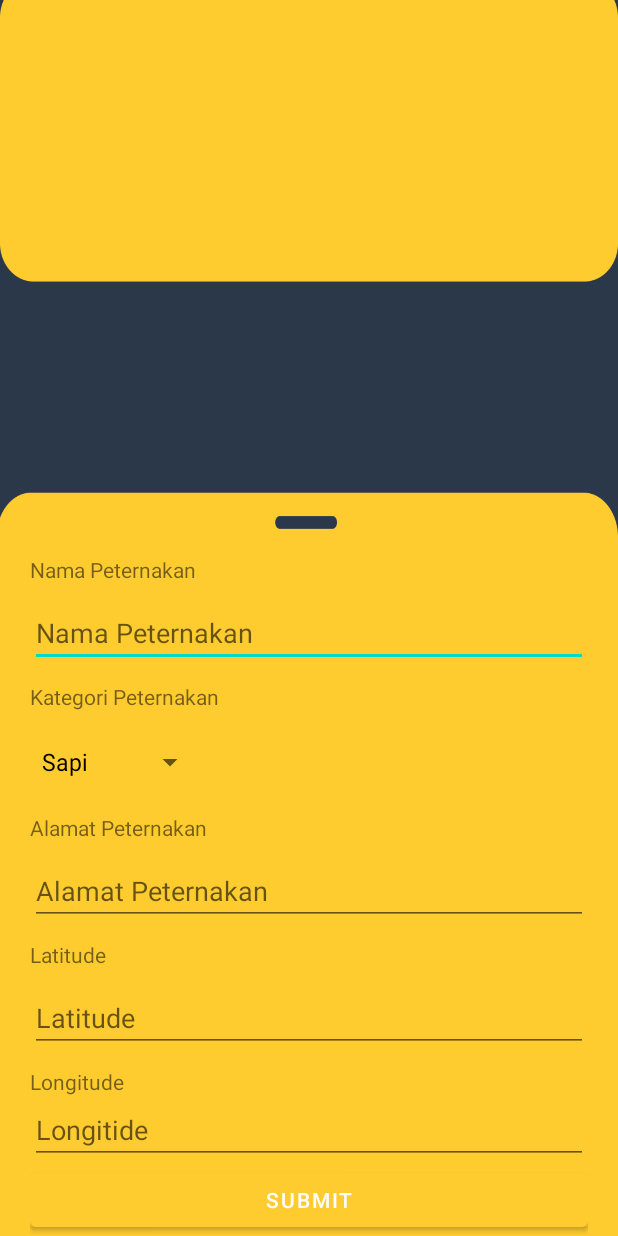
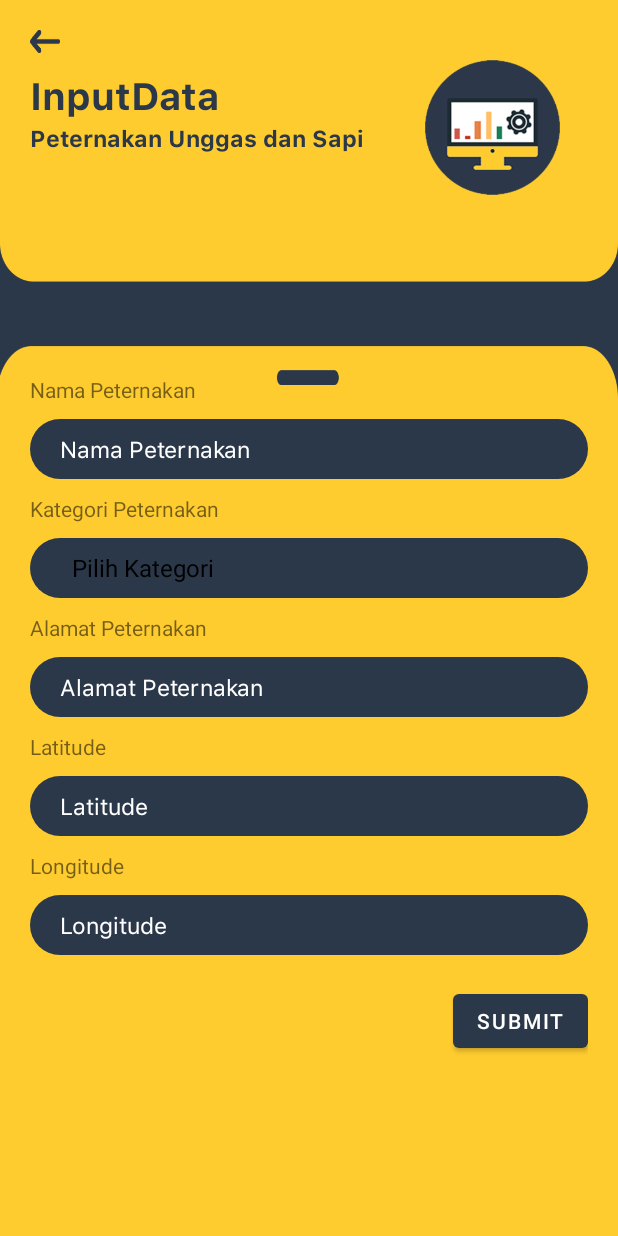
Before and after one commit to KEVINGILBERTTODING/KediriAPP, an Android app: the InputPeternakan screen opened directly, with no data from a screen before it, on a phone screen of 412 x 824 dp. Run offline under Robolectric (Android 15) with nearby library versions, the phone set to English and light mode, and no system bars; our stand-ins replace Volley.

Commit message:
design layout activity_input_peternakan.xml

```diff
--- a/app/src/main/java/com/example/kediriapp/InputPeternakan.java
+++ b/app/src/main/java/com/example/kediriapp/InputPeternakan.java
@@ -2,10 +2,12 @@ package com.example.kediriapp;
 
 import androidx.appcompat.app.AppCompatActivity;
 import android.app.ProgressDialog;
+import android.content.Intent;
 import android.os.Bundle;
 import android.view.View;
 import android.widget.Button;
 import android.widget.EditText;
+import android.widget.ImageButton;
 import android.widget.Toast;
 
 import com.android.volley.Request;
@@ -27,6 +29,7 @@ public class InputPeternakan extends AppCompatActivity {
 
 
     EditText namaPeternakan, jenisPeternakan, alamatPeternakan, latitude, longitude;
+    ImageButton btnBack;
     Button InsertButton;
     ProgressDialog progressDialog;
     Spinner spinner;
@@ -43,12 +46,21 @@ public class InputPeternakan extends AppCompatActivity {
         setContentView(R.layout.activity_input_peternakan);
 
         namaPeternakan = findViewById(R.id.editTextName);
-
+        btnBack =  findViewById(R.id.btnback);
         alamatPeternakan = findViewById(R.id.editTextAlamat);
         latitude = findViewById(R.id.editTextLatitude);
         longitude = findViewById(R.id.editTextLongitude);
         InsertButton = findViewById(R.id.ButtonInsert);
         spinner = findViewById(R.id.spinner);
+
+
+        btnBack.setOnClickListener(new View.OnClickListener() {
+            @Override
+            public void onClick(View view) {
+                Intent intent = new Intent(InputPeternakan.this, MainActivity.class);
+                startActivity(intent);
+            }
+        });
 
         ArrayAdapter<CharSequence>adapter = ArrayAdapter.createFromResource(this, R.array.jenis, android.R.layout.simple_spinner_dropdown_item);
         adapter.setDropDownViewResource(android.R.layout.simple_spinner_dropdown_item);
--- a/app/src/main/java/com/example/kediriapp/ListPeternakan.java
+++ b/app/src/main/java/com/example/kediriapp/ListPeternakan.java
@@ -21,7 +21,7 @@ public class ListPeternakan extends AppCompatActivity {
 
     ListView listview;
     DataAdapter adapter;
-    String url="http://192.168.0.101/geoserver/kediri/ows?service=WFS&version=1.0.0&request=GetFeature&typeName=kediri%3Apeternakan1&maxFeatures=50&outputFormat=application%2Fjson";
+    String url="http://192.168.0.103/geoserver/kediri/ows?service=WFS&version=1.0.0&request=GetFeature&typeName=kediri%3Apeternakan1&maxFeatures=50&outputFormat=application%2Fjson";
 
     @Override
     protected void onCreate(Bundle savedInstanceState) {
--- a/app/src/main/java/com/example/kediriapp/ShowMap.java
+++ b/app/src/main/java/com/example/kediriapp/ShowMap.java
@@ -31,6 +31,6 @@ public class ShowMap extends AppCompatActivity {
         webView.setWebViewClient(new WebViewClient());
         webView.setWebChromeClient(new WebChromeClient());
         webView.getSettings().setJavaScriptEnabled(true);
-        webView.loadUrl("http:/192.168.0.101/kediri-map-uas/map/map.php");
+        webView.loadUrl("http:/192.168.0.103/kediri-map-uas/map/map.php");
     }
 }
--- /dev/null
+++ b/app/src/main/res/drawable-v24/content3.xml
@@ -0,0 +1,11 @@
+<?xml version="1.0" encoding="utf-8"?>
+<shape xmlns:android="http://schemas.android.com/apk/res/android"
+    >
+    <corners
+        android:radius="70dp"/>
+    <solid
+        android:color="@color/mainColor"/>
+    <size
+        android:height="200dp"
+        android:width="1080dp"/>
+</shape>
--- /dev/null
+++ b/app/src/main/res/drawable/content2.xml
@@ -0,0 +1,12 @@
+<?xml version="1.0" encoding="utf-8"?>
+<shape xmlns:android="http://schemas.android.com/apk/res/android"
+    >
+    <corners
+        android:radius="70dp"/>
+    <solid
+        android:color="@color/mainColor"/>
+    <size
+
+        android:height="200dp"
+        android:width="1080dp"/>
+</shape>
--- a/app/src/main/res/layout/activity_input_peternakan.xml
+++ b/app/src/main/res/layout/activity_input_peternakan.xml
@@ -8,31 +8,81 @@
 >
 
 
+    <ImageButton
+        android:id="@+id/btnback"
+        android:layout_width="20dp"
+        android:layout_height="15dp"
+        android:layout_marginLeft="20dp"
+        android:layout_marginTop="20dp"
+        android:background="@drawable/btnback" />
+
+    <TextView
+        android:id="@+id/tvinputdata"
+        android:layout_width="wrap_content"
+        android:layout_height="wrap_content"
+        android:layout_below="@+id/btnback"
+        android:layout_marginLeft="20dp"
+       android:layout_marginTop="10dp"
+        android:fontFamily="@font/sfbold"
+        android:text="InputData"
+        android:textColor="@color/mainColor"
+        android:textSize="25sp" />
+
+    <TextView
+        android:id="@+id/tvpeternakan"
+        android:layout_width="wrap_content"
+        android:layout_height="wrap_content"
+        android:text="Peternakan Unggas dan Sapi"
+        android:textColor="@color/mainColor"
+        android:fontFamily="@font/sfbold"
+        android:layout_below="@+id/tvinputdata"
+        android:layout_marginLeft="20dp"
+        android:textSize="15sp"
+        />
+
+    <ImageView
+        android:layout_width="90dp"
+        android:layout_height="90dp"
+        android:src="@drawable/lgogoinput"
+        android:layout_toRightOf="@+id/tvpeternakan"
+        android:layout_marginTop="40dp"
+        android:layout_marginLeft="40dp"
+        />
+
+
     <RelativeLayout
         android:layout_width="match_parent"
         android:layout_height="wrap_content"
-
-        android:layout_marginTop="350dp"
+        android:layout_marginTop="250dp"
         android:layout_marginLeft="20dp"
         android:layout_marginRight="20dp"
         >
+
 
     <TextView
         android:id="@+id/judulnama"
         android:layout_width="wrap_content"
         android:layout_height="wrap_content"
         android:text="Nama Peternakan"
-        android:layout_marginTop="20dp"
+
         />
 
         <EditText
             android:id="@+id/editTextName"
-        android:layout_width="fill_parent"
-        android:layout_height="wrap_content"
+            android:layout_width="wrap_content"
+            android:layout_height="40dp"
             android:layout_below="@+id/judulnama"
             android:layout_marginTop="10dp"
             android:ems="10"
+            android:textColorHint="@color/white"
+            android:textSize="15sp"
+            android:fontFamily="@font/sfreg"
+            android:paddingLeft="20dp"
+            android:paddingRight="20dp"
+            android:maxLines="1"
+            android:textColor="@color/white"
             android:hint="Nama Peternakan"
+            android:background="@drawable/content3"
             android:inputType="text" />
 
 
@@ -48,11 +98,14 @@
         <Spinner
             android:id="@+id/spinner"
             android:layout_width="wrap_content"
-        android:layout_height="wrap_content"
+            android:layout_height="40dp"
             android:layout_below="@id/juduljenis"
             android:layout_alignParentLeft="true"
+            android:layout_centerHorizontal="true"
             android:layout_marginTop="10dp"
-        android:layout_centerHorizontal="true" />
+            android:background="@drawable/content3"
+            android:paddingLeft="20dp"
+            android:paddingRight="20dp" />
 
     <TextView
         android:id="@+id/alamatpeternakan"
@@ -64,12 +117,20 @@
 
         <EditText
             android:id="@+id/editTextAlamat"
-        android:layout_width="fill_parent"
-        android:layout_height="wrap_content"
+            android:layout_width="wrap_content"
+            android:layout_height="40dp"
             android:layout_below="@+id/alamatpeternakan"
+            android:layout_marginTop="10dp"
+            android:background="@drawable/content3"
             android:ems="10"
             android:hint="Alamat Peternakan"
-        android:layout_marginTop="10dp"
+            android:fontFamily="@font/sfreg"
+            android:textColorHint="@color/white"
+            android:textColor="@color/white"
+            android:textSize="15sp"
+            android:paddingLeft="20dp"
+            android:paddingRight="20dp"
+            android:maxLines="1"
             android:inputType="text" />
 
     <TextView
@@ -81,15 +142,21 @@
         android:text="Latitude" />
 
 
-
         <EditText
             android:id="@+id/editTextLatitude"
-        android:layout_width="fill_parent"
-        android:layout_height="wrap_content"
+            android:layout_width="wrap_content"
+            android:layout_height="40dp"
             android:layout_below="@+id/tvLatitude"
+            android:layout_marginTop="10dp"
             android:ems="10"
-        android:layout_marginTop="10dp"
             android:hint="Latitude"
+            android:textColor="@color/white"
+            android:fontFamily="@font/sfreg"
+            android:textColorHint="@color/white"
+            android:textSize="15sp"
+            android:paddingRight="20dp"
+            android:paddingLeft="20dp"
+            android:background="@drawable/content3"
             android:inputType="text" />
 
     <TextView
@@ -103,20 +170,29 @@
 
         <EditText
             android:id="@+id/editTextLongitude"
-        android:layout_width="fill_parent"
-        android:layout_height="wrap_content"
+            android:layout_width="wrap_content"
+            android:layout_height="40dp"
             android:layout_below="@+id/tvLongitude"
             android:ems="10"
-        android:hint="Longitide"
+            android:layout_marginTop="10dp"
+            android:hint="Longitude"
+            android:fontFamily="@font/sfreg"
+            android:background="@drawable/content3"
+            android:textSize="15sp"
+            android:textColorHint="@color/white"
+            android:textColor="@color/white"
+            android:paddingLeft="20dp"
+            android:paddingRight="20dp"
             android:inputType="textEmailAddress" />
 
 
     <Button
-        android:layout_width="fill_parent"
+        android:layout_width="wrap_content"
         android:layout_height="wrap_content"
         android:text="Submit"
         android:id="@+id/ButtonInsert"
+        android:layout_marginTop="20dp"
         android:layout_below="@+id/editTextLongitude"
-        android:layout_centerHorizontal="true" />
+        android:layout_alignParentRight="true" />
     </RelativeLayout>
 </RelativeLayout>
--- /dev/null
+++ b/app/src/main/res/layout/daftar_peternakan.xml
@@ -0,0 +1,16 @@
+<?xml version="1.0" encoding="utf-8"?>
+<LinearLayout xmlns:android="http://schemas.android.com/apk/res/android"
+    android:layout_width="match_parent"
+    android:layout_height="match_parent">
+
+
+   <TextView
+       android:layout_width="wrap_content"
+       android:layout_height="40dp"
+       android:background="@drawable/content3"
+       android:textColor="@color/white"
+       android:fontFamily="@font/sfreg"
+       android:textSize="15sp"
+       />
+
+</LinearLayout>
--- a/app/src/main/res/values/strings.xml
+++ b/app/src/main/res/values/strings.xml
@@ -3,6 +3,7 @@
 
 
     <string-array name="jenis">
+        <item>Pilih Kategori</item>
         <item>Sapi</item>
         <item>Unggas</item>
     </string-array>
--- a/app/src/main/res/values/themes.xml
+++ b/app/src/main/res/values/themes.xml
@@ -16,7 +16,7 @@
 
     <style name="maintheme" parent="Theme.MaterialComponents.Light.NoActionBar">
         <!-- Primary brand color. -->
-        <item name="colorPrimary">@color/thirdColor</item>
+        <item name="colorPrimary">@color/mainColor</item>
         <item name="colorPrimaryVariant">@color/thirdColor</item>
         <item name="colorOnPrimary">@color/white</item>
         <!-- Secondary brand color. -->
```
Also changed, not shown: app/src/main/res/drawable/btnback.png (added), app/src/main/res/drawable/layoutinput.png, app/src/main/res/drawable/lgogoinput.png (added). Lines whose indentation alone changed are shown as unchanged.
